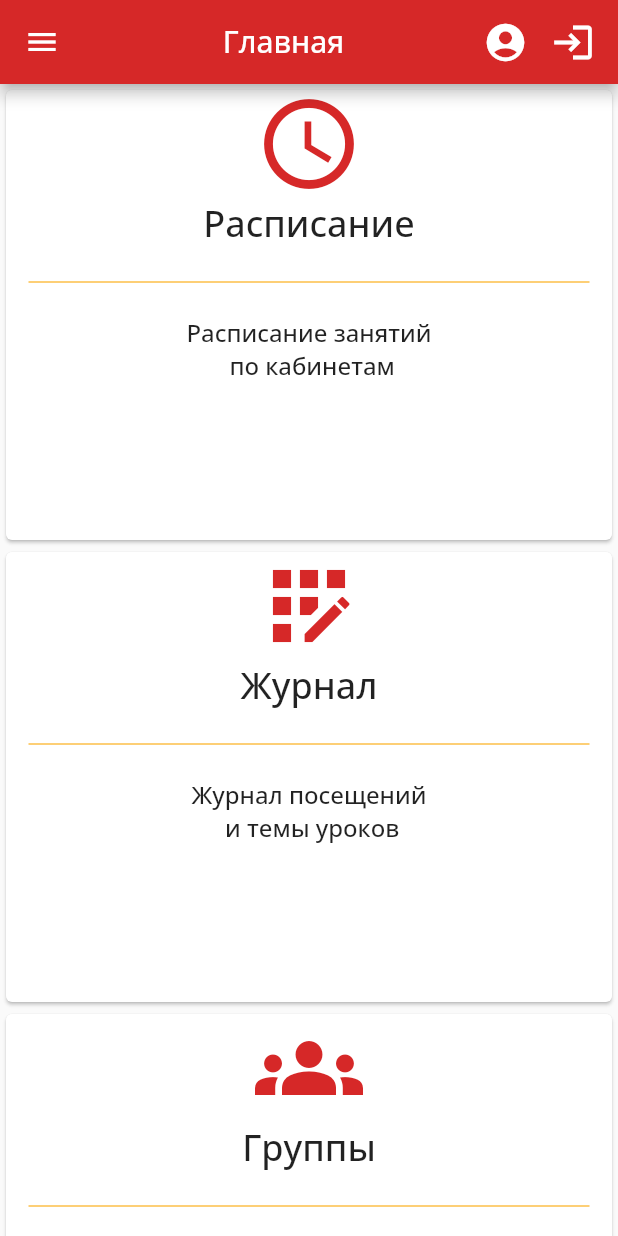
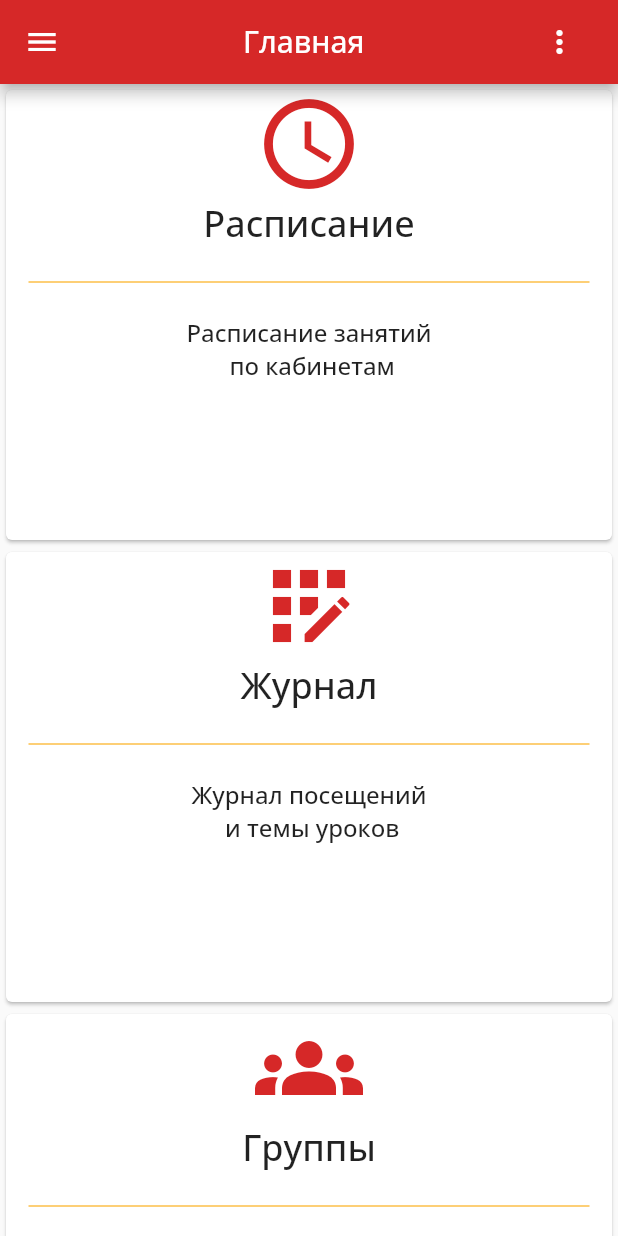
Before and after one commit to khudysh/Academus, a Flutter app: the StudyCrm screen opened by its route, on a phone screen of 412 x 824 dp. Run offline on Flutter 3.47's test engine with Material 2 defaults, Android fonts, the phone set to English and light mode, and no system bars; our stand-ins replace responsive_grid.

Commit message:
redesigned actions at AppBar to single dropdown button, making use more convenient

```diff
--- a/lib/app.dart
+++ b/lib/app.dart
@@ -1,5 +1,6 @@
 import 'package:flutter/material.dart';
 import 'package:provider/provider.dart';
+import 'package:srm_test/widgets/appbar_actions.dart';
 import 'package:srm_test/widgets/leading.dart';
 import 'package:srm_test/controllers/app/switch_body.dart';
 import 'package:srm_test/widgets/navigation.dart';
@@ -17,33 +18,20 @@ class StudyCrm extends StatelessWidget {
     return Scaffold(
         resizeToAvoidBottomInset: false,
         appBar: AppBar(
-            leading: sizeOfScreen < minDesktopSize ? null : const Leading(),
+            leading: sizeOfScreen < minDesktopSize ? Builder(
+          builder: (BuildContext context) {
+            return IconButton(
+              icon: Icon(Icons.menu),
+              onPressed: () {
+                Scaffold.of(context).openDrawer();
+              },
+              tooltip: 'Открыть меню приложения',
+            );
+          },
+             ) : const Leading(),
             leadingWidth: sizeOfScreen < minDesktopSize ? 56 : 100,
-            actions: [
-              Padding(
-                padding: const EdgeInsets.only(right: 15),
-                child: InkResponse(
-                  onTap: () {
-                    Navigator.pushReplacementNamed(context, '/profile');
-                  },
-                  child: const Icon(
-                    Icons.account_circle_sharp,
-                    size: 30,
-                  ),
-                ),
-              ),
-              Padding(
-                padding: const EdgeInsets.only(right: 15),
-                child: InkResponse(
-                  onTap: () {
-                    Navigator.pushReplacementNamed(context, '/login');
-                  },
-                  child: const Icon(
-                    Icons.login,
-                    size: 30,
-                  ),
-                ),
-              ),
+            actions: const [
+              AppBarActions(),
             ],
             title: sizeOfScreen < minDesktopSize
                 ? const TitleApp(align: Alignment.center)
--- /dev/null
+++ b/lib/widgets/appbar_actions.dart
@@ -0,0 +1,47 @@
+import 'package:flutter/material.dart';
+
+class AppBarActions extends StatelessWidget {
+  const AppBarActions({Key? key}) : super(key: key);
+
+  @override
+  Widget build(BuildContext context) {
+    return Padding(
+      padding: const EdgeInsets.only(right: 15),
+      child: PopupMenuButton<String>(
+        tooltip: "Дополнительно",
+        padding: EdgeInsets.zero,
+        onSelected: (value) => Navigator.pushReplacementNamed(context, value),
+        itemBuilder: (context) => <PopupMenuEntry<String>>[
+          PopupMenuItem<String>(
+            value: "/profile",
+            child: ListTile(
+              leading: const Icon(Icons.account_circle_sharp),
+              title: Text(
+                "Профиль пользователя",
+              ),
+            ),
+          ),
+          PopupMenuItem<String>(
+            value: "/settings",
+            child: ListTile(
+              leading: const Icon(Icons.settings),
+              title: Text(
+                "Настройки системы",
+              ),
+            ),
+          ),
+          const PopupMenuDivider(),
+          PopupMenuItem<String>(
+            value: "/login",
+            child: ListTile(
+              leading: const Icon(Icons.logout),
+              title: Text(
+                "Выйти из системы",
+              ),
+            ),
+          ),
+        ],
+      ),
+    );
+  }
+}
```
